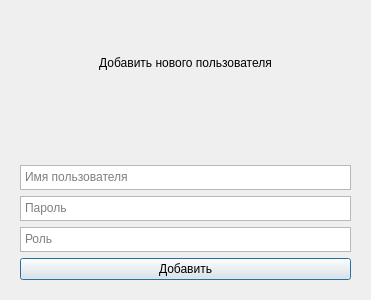
The window that ui/AddUserDialog.ui (lilKOZACHKA/CleaningApp) describes before a commit, drawn with Qt 5.
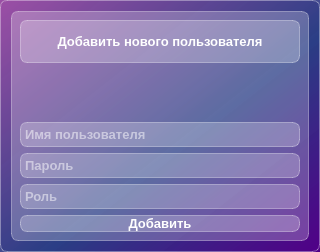
The same window after the commit.

Diff of the .ui file:
```diff
--- a/ui/AddUserDialog.ui
+++ b/ui/AddUserDialog.ui
@@ -6,16 +6,28 @@
    <rect>
     <x>0</x>
     <y>0</y>
-    <width>371</width>
-    <height>300</height>
+    <width>320</width>
+    <height>252</height>
    </rect>
   </property>
   <property name="windowTitle">
    <string>Добавить пользователя</string>
   </property>
+  <property name="styleSheet">
+   <string notr="true">background-color:qlineargradient(spread:pad, x1:1, y1:1, x2:0, y2:0, stop:0 rgba(81, 0, 135, 255), stop:0.427447 rgba(41, 61, 132, 235), stop:1 rgba(155, 79, 165, 255));
+
+border: 1px solid  rgba(255, 255, 255, 90);
+border-radius: 7px;</string>
+  </property>
   <layout class="QVBoxLayout" name="verticalLayout">
    <item>
     <widget class="QWidget" name="widget" native="true">
+     <property name="styleSheet">
+      <string notr="true">background-color: rgba(255, 255, 255, 60);
+color: white;
+font-weight: bold;
+font-size: 10pt;</string>
+     </property>
      <layout class="QVBoxLayout" name="verticalLayout_2">
       <item>
        <widget class="QLabel" name="label">
@@ -57,6 +69,15 @@
           <height>25</height>
          </size>
         </property>
+        <property name="verticalScrollBarPolicy">
+         <enum>Qt::ScrollBarAlwaysOff</enum>
+        </property>
+        <property name="horizontalScrollBarPolicy">
+         <enum>Qt::ScrollBarAlwaysOff</enum>
+        </property>
+        <property name="undoRedoEnabled">
+         <bool>false</bool>
+        </property>
         <property name="placeholderText">
          <string>Имя пользователя</string>
         </property>
@@ -70,6 +91,12 @@
           <height>25</height>
          </size>
         </property>
+        <property name="verticalScrollBarPolicy">
+         <enum>Qt::ScrollBarAlwaysOff</enum>
+        </property>
+        <property name="horizontalScrollBarPolicy">
+         <enum>Qt::ScrollBarAlwaysOff</enum>
+        </property>
         <property name="placeholderText">
          <string>Пароль</string>
         </property>
@@ -83,6 +110,12 @@
           <height>25</height>
          </size>
         </property>
+        <property name="verticalScrollBarPolicy">
+         <enum>Qt::ScrollBarAlwaysOff</enum>
+        </property>
+        <property name="horizontalScrollBarPolicy">
+         <enum>Qt::ScrollBarAlwaysOff</enum>
+        </property>
         <property name="tabStopWidth">
          <number>90</number>
         </property>
```
